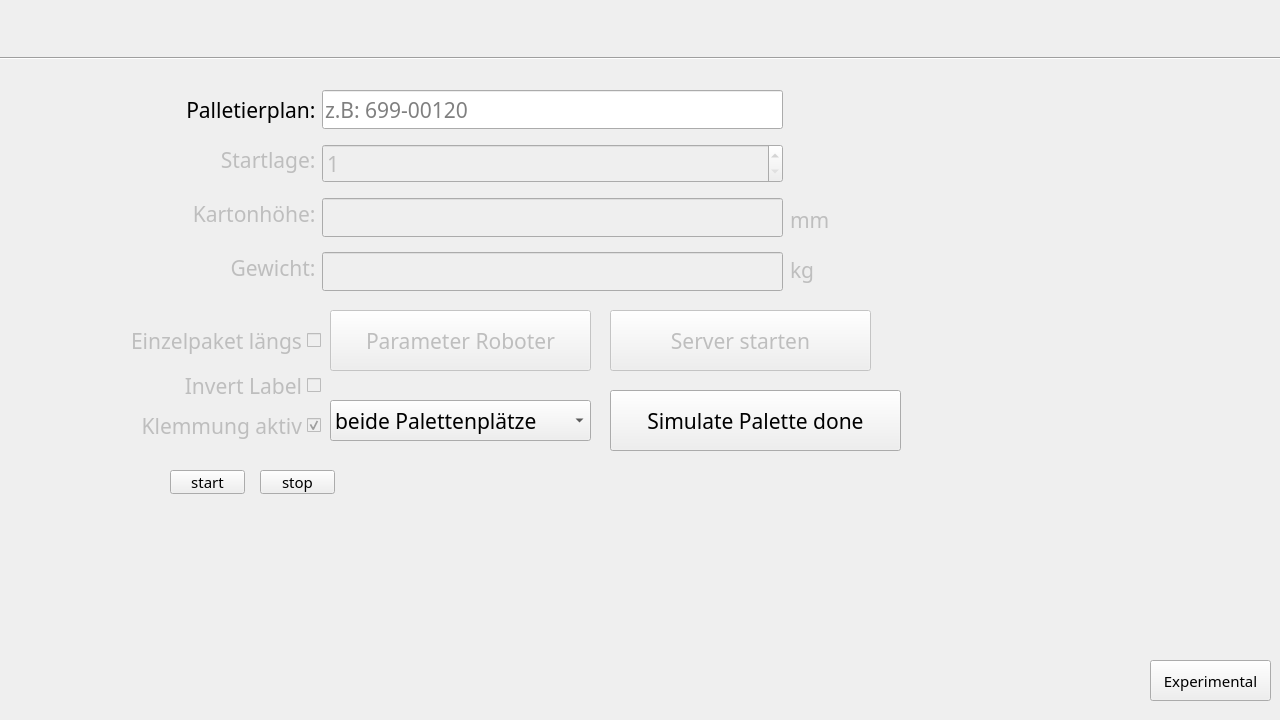
The window that ui_files/MainWindow.ui (Snupai/MultipackParser) describes before a commit, drawn with Qt 5.
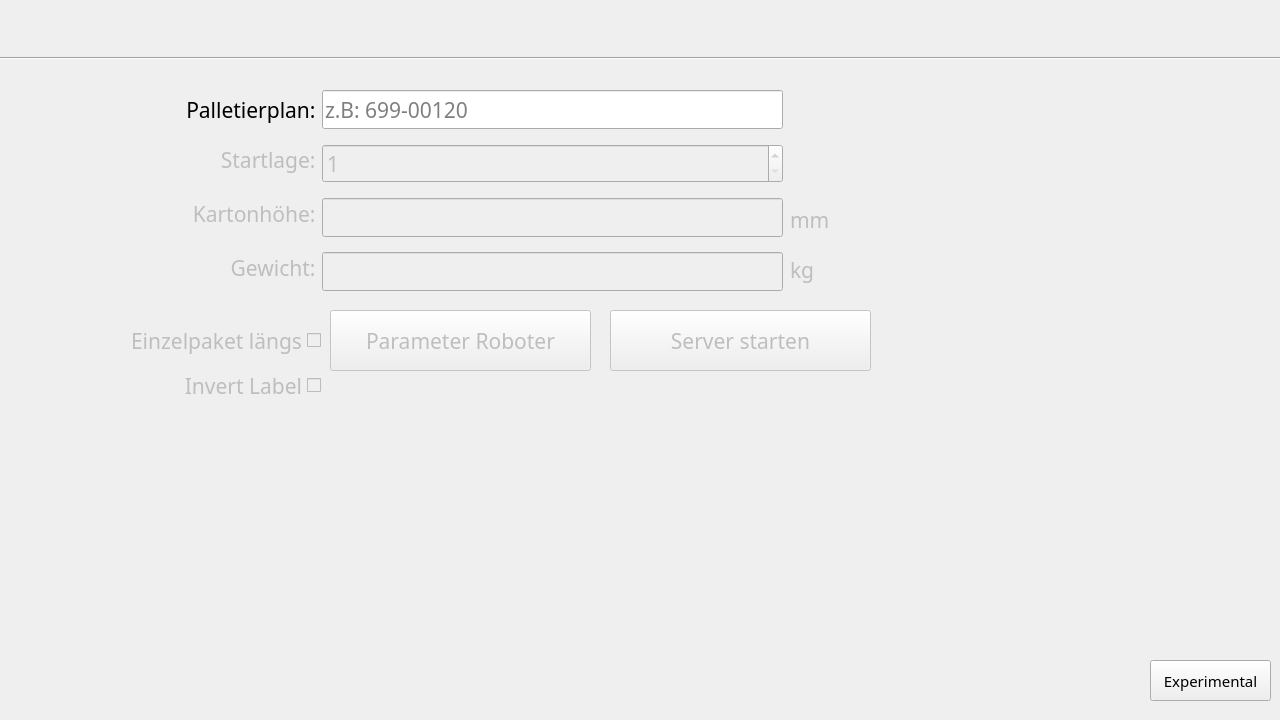
The same window after the commit. The open tabs and pages were chosen to show the change. Icons and pictures are not drawn.

Commit message:
Enhance UI components and update import helper for improved functionality
- Updated the `MainWindow.ui` file to use the latest Qt enum values for better compatibility with Qt 6.9.0.
- Removed deprecated UI elements and adjusted layout properties for a cleaner interface.
- Added new entries in the Python import helper for `runpy`, `annotations`, and other modules to enhance code completion.
- Updated the `ui_main_window.py` to reflect changes in the UI file and improve code readability.

The edit to the form file:
```diff
--- a/ui_files/MainWindow.ui
+++ b/ui_files/MainWindow.ui
@@ -699,32 +699,6 @@
       <bool>true</bool>
      </property>
     </widget>
-    <widget class="QPushButton" name="startaudio">
-     <property name="geometry">
-      <rect>
-       <x>170</x>
-       <y>470</y>
-       <width>75</width>
-       <height>24</height>
-      </rect>
-     </property>
-     <property name="text">
-      <string>start</string>
-     </property>
-    </widget>
-    <widget class="QPushButton" name="stopaudio">
-     <property name="geometry">
-      <rect>
-       <x>260</x>
-       <y>470</y>
-       <width>75</width>
-       <height>24</height>
-      </rect>
-     </property>
-     <property name="text">
-      <string>stop</string>
-     </property>
-    </widget>
     <widget class="QPushButton" name="openExperimentalTab">
      <property name="geometry">
       <rect>
@@ -766,87 +740,6 @@
       <string>Invert Label</string>
      </property>
     </widget>
-    <widget class="QCheckBox" name="checkBoxKlemmung">
-     <property name="enabled">
-      <bool>false</bool>
-     </property>
-     <property name="geometry">
-      <rect>
-       <x>70</x>
-       <y>410</y>
-       <width>251</width>
-       <height>31</height>
-      </rect>
-     </property>
-     <property name="font">
-      <font>
-       <family>RobotoMono Nerd Font</family>
-       <pointsize>16</pointsize>
-      </font>
-     </property>
-     <property name="cursor">
-      <cursorShape>PointingHandCursor</cursorShape>
-     </property>
-     <property name="layoutDirection">
-      <enum>Qt::RightToLeft</enum>
-     </property>
-     <property name="text">
-      <string>Klemmung aktiv</string>
-     </property>
-     <property name="checked">
-      <bool>true</bool>
-     </property>
-    </widget>
-    <widget class="QComboBox" name="comboBoxPalettierbarePaletten">
-     <property name="geometry">
-      <rect>
-       <x>330</x>
-       <y>400</y>
-       <width>261</width>
-       <height>41</height>
-      </rect>
-     </property>
-     <property name="font">
-      <font>
-       <family>RobotoMono Nerd Font</family>
-       <pointsize>16</pointsize>
-      </font>
-     </property>
-     <item>
-      <property name="text">
-       <string>beide Palettenplätze</string>
-      </property>
-     </item>
-     <item>
-      <property name="text">
-       <string>Palettenplatz 1</string>
-      </property>
-     </item>
-     <item>
-      <property name="text">
-       <string>Palettenplatz 2</string>
-      </property>
-     </item>
-    </widget>
-    <widget class="QPushButton" name="pushButtonSimulatePaletteDone">
-     <property name="geometry">
-      <rect>
-       <x>610</x>
-       <y>390</y>
-       <width>291</width>
-       <height>61</height>
-      </rect>
-     </property>
-     <property name="font">
-      <font>
-       <family>RobotoMono Nerd Font</family>
-       <pointsize>16</pointsize>
-      </font>
-     </property>
-     <property name="text">
-      <string>Simulate Palette done</string>
-     </property>
-    </widget>
     <zorder>checkBoxEinzelpaket</zorder>
     <zorder>ButtonDatenSenden</zorder>
     <zorder>ButtonOpenParameterRoboter</zorder>
```
Left out of the diff: 83 changed lines with no effect on the pictures. The commit also changes 2 other files.
